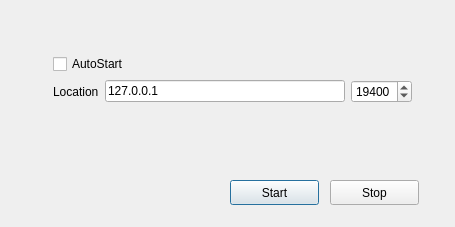
First picture: the form in src/HyperionProperties.ui, repository hyperion-project/hyperion-obs-plugin, before the edit.
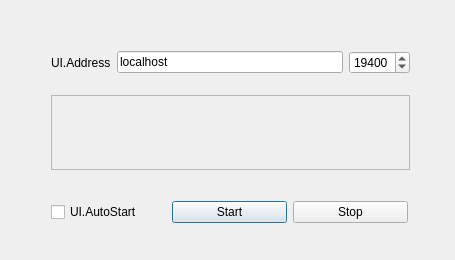
Second picture: the form after the edit.

Patch:
```diff
--- a/src/HyperionProperties.ui
+++ b/src/HyperionProperties.ui
@@ -7,84 +7,47 @@
     <x>0</x>
     <y>0</y>
     <width>455</width>
-    <height>227</height>
+    <height>260</height>
    </rect>
   </property>
   <property name="windowTitle">
    <string>Hyperion Output</string>
   </property>
-  <widget class="QPushButton" name="ButtonStart">
-   <property name="geometry">
-    <rect>
-     <x>230</x>
-     <y>180</y>
-     <width>89</width>
-     <height>25</height>
-    </rect>
-   </property>
-   <property name="text">
-    <string>Start</string>
-   </property>
-  </widget>
-  <widget class="QPushButton" name="ButtonStop">
-   <property name="geometry">
-    <rect>
-     <x>330</x>
-     <y>180</y>
-     <width>89</width>
-     <height>25</height>
-    </rect>
-   </property>
-   <property name="text">
-    <string>Stop</string>
-   </property>
-  </widget>
   <widget class="QWidget" name="layoutWidget">
    <property name="geometry">
     <rect>
-     <x>42</x>
-     <y>43</y>
+     <x>40</x>
+     <y>40</y>
      <width>381</width>
-     <height>114</height>
+     <height>141</height>
     </rect>
    </property>
    <layout class="QVBoxLayout" name="verticalLayout_3">
     <item>
-     <widget class="QCheckBox" name="AutoStart">
-      <property name="text">
-       <string>AutoStart</string>
-      </property>
-     </widget>
-    </item>
+     <layout class="QHBoxLayout" name="HyperionServer">
     <item>
-     <layout class="QHBoxLayout" name="horizontalLayout">
-      <item>
-       <layout class="QVBoxLayout" name="verticalLayout_2">
-        <item>
-         <widget class="QLabel" name="LabelLocation">
+       <widget class="QLabel" name="AddressLabel">
+        <property name="toolTip">
+         <string/>
+        </property>
           <property name="text">
-           <string>Location</string>
+         <string>UI.Address</string>
           </property>
          </widget>
         </item>
-       </layout>
-      </item>
       <item>
-       <layout class="QVBoxLayout" name="verticalLayout">
-        <item>
-         <widget class="QLineEdit" name="Location">
+       <widget class="QLineEdit" name="Address">
+        <property name="toolTip">
+         <string>UI.AddressTip</string>
+        </property>
           <property name="text">
-           <string>127.0.0.1</string>
+         <string notr="true">localhost</string>
           </property>
           <property name="placeholderText">
            <string/>
           </property>
          </widget>
         </item>
-       </layout>
-      </item>
-      <item>
-       <layout class="QVBoxLayout" name="verticalLayout_7" stretch="0">
         <item>
          <widget class="QSpinBox" name="Port">
           <property name="minimum">
@@ -100,12 +63,89 @@
         </item>
        </layout>
       </item>
-     </layout>
+    <item>
+     <spacer name="verticalSpacer">
+      <property name="orientation">
+       <enum>Qt::Vertical</enum>
+      </property>
+      <property name="sizeType">
+       <enum>QSizePolicy::Maximum</enum>
+      </property>
+      <property name="sizeHint" stdset="0">
+       <size>
+        <width>20</width>
+        <height>15</height>
+       </size>
+      </property>
+     </spacer>
+    </item>
+    <item>
+     <widget class="QLabel" name="WarningText">
+      <property name="autoFillBackground">
+       <bool>false</bool>
+      </property>
+      <property name="styleSheet">
+       <string notr="true">color: rgb(245, 121, 0);</string>
+      </property>
+      <property name="frameShape">
+       <enum>QFrame::StyledPanel</enum>
+      </property>
+      <property name="frameShadow">
+       <enum>QFrame::Plain</enum>
+      </property>
+      <property name="text">
+       <string notr="true"/>
+      </property>
+      <property name="textFormat">
+       <enum>Qt::AutoText</enum>
+      </property>
+     </widget>
+    </item>
+   </layout>
+  </widget>
+  <widget class="QWidget" name="horizontalLayoutWidget">
+   <property name="geometry">
+    <rect>
+     <x>40</x>
+     <y>190</y>
+     <width>379</width>
+     <height>44</height>
+    </rect>
+   </property>
+   <layout class="QHBoxLayout" name="HyperionStreamControl">
+    <item>
+     <widget class="QCheckBox" name="AutoStart">
+      <property name="enabled">
+       <bool>true</bool>
+      </property>
+      <property name="toolTip">
+       <string>UI.AutoStartTip</string>
+      </property>
+      <property name="text">
+       <string>UI.AutoStart</string>
+      </property>
+      <property name="tristate">
+       <bool>false</bool>
+      </property>
+     </widget>
     </item>
     <item>
-     <widget class="QLabel" name="LabelWarning">
+     <widget class="QPushButton" name="ButtonStart">
+      <property name="toolTip">
+       <string>UI.StartTip</string>
+      </property>
       <property name="text">
-       <string/>
+       <string>Start</string>
+      </property>
+     </widget>
+    </item>
+    <item>
+     <widget class="QPushButton" name="ButtonStop">
+      <property name="toolTip">
+       <string>UI.StopTip</string>
+      </property>
+      <property name="text">
+       <string>Stop</string>
       </property>
      </widget>
     </item>
```
Left out of the diff: 7 changed lines with no effect on the pictures. Lines whose indentation alone changed are shown as unchanged.
